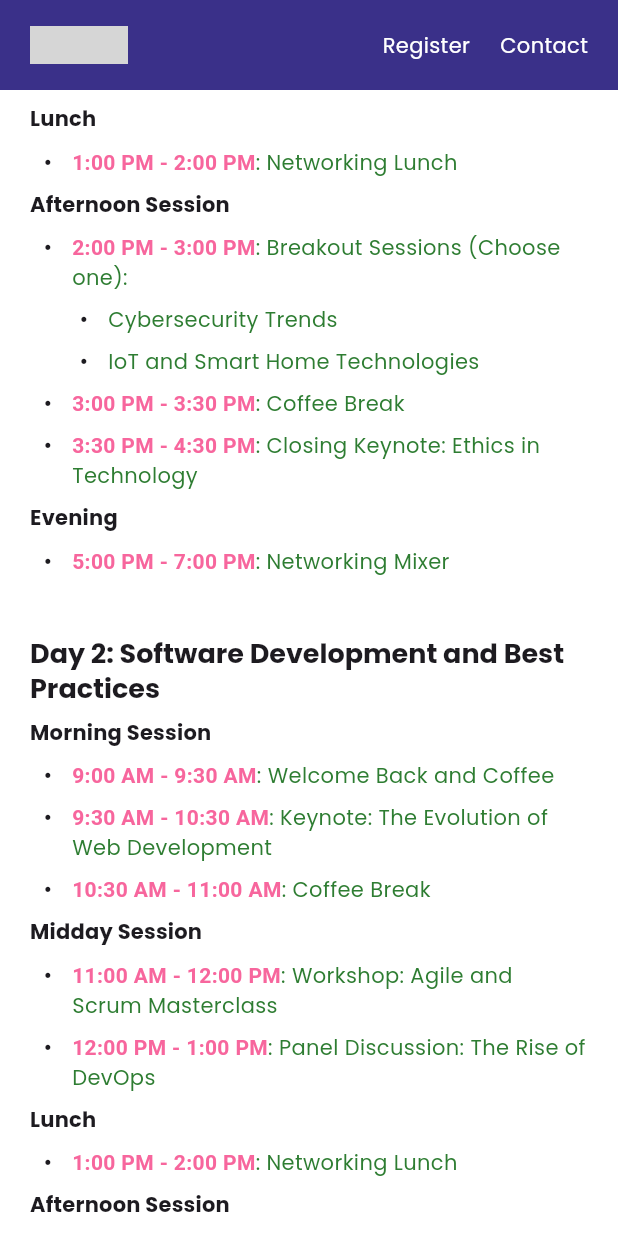
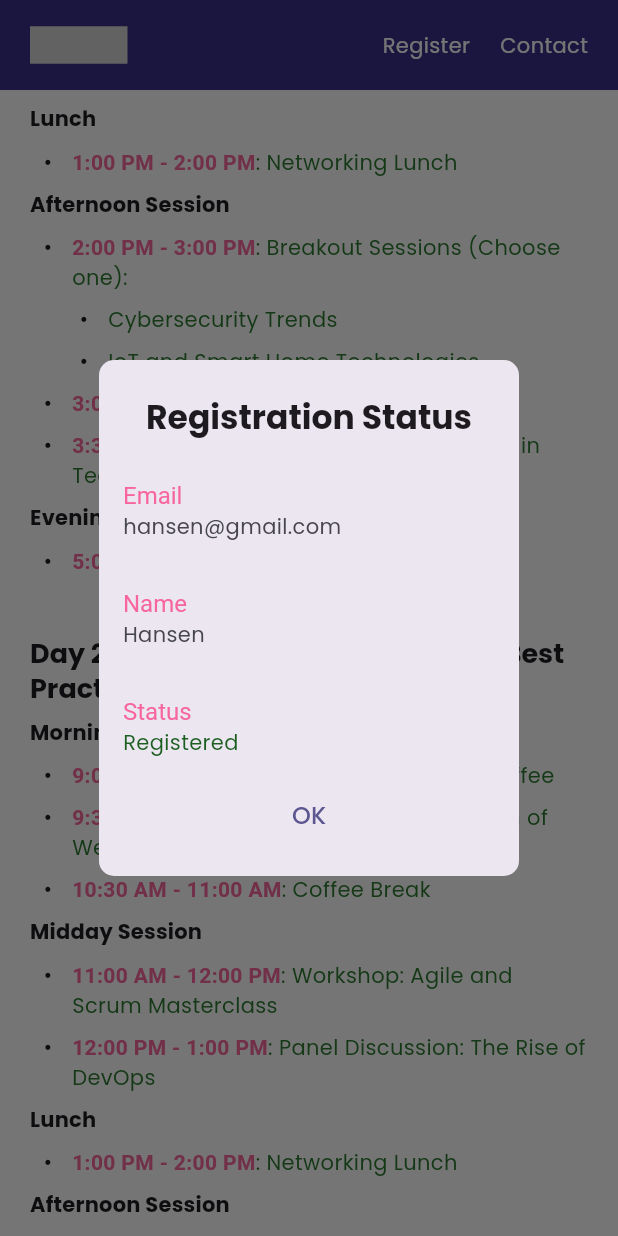
Before and after one commit to Hansen50/code_con_course_fe, a Flutter app: the screen it shows after launch, scrolled down 2304 dp, after a tap on "Contact", on a phone screen of 412 x 824 dp. Run offline on Flutter 3.47's test engine with Material 3 defaults, Android fonts, the phone set to English and light mode, and no system bars; drawn by our look-alikes of flutter_markdown; our stand-ins replace dio, flutter_riverpod, flutter_svg, go_router, google_fonts, material_design_icons_flutter and 1 more; generated files the repository leaves out were written again; grey boxes are pictures that could not be loaded.

Commit message:
Create Registration Status Dialog

```diff
--- a/lib/presentation/widgets/code_con_app_bar.dart
+++ b/lib/presentation/widgets/code_con_app_bar.dart
@@ -1,6 +1,8 @@
+import 'package:code_con_course_fe/domain/entities/reservation.dart';
 import 'package:code_con_course_fe/presentation/constant.dart';
 import 'package:code_con_course_fe/presentation/extensions/build_context_extension.dart';
 import 'package:code_con_course_fe/presentation/providers/router_provider.dart';
+import 'package:code_con_course_fe/presentation/widgets/registration_status_dialog.dart';
 import 'package:flutter/material.dart';
 import 'package:flutter_riverpod/flutter_riverpod.dart';
 import 'package:flutter_svg/flutter_svg.dart';
@@ -46,7 +48,17 @@ class CodeConAppBar extends ConsumerWidget {
                       ),
                       SizedBoxWidth20,
                       InkWell(
-                        onTap: () {},
+                        onTap: () {
+                          context.show(RegistrationStatusDialog(
+                            reservation: Reservation.fromJson({
+                              'Order ID': '123',
+                              'Email': 'hansen@gmail.com',
+                              'Name': 'Hansen',
+                              'Status': 'PAID',
+                              'Payment URL': 'https://www.google.com/?hl=id'
+                            }),
+                          ));
+                        },
                         child: Text(
                           'Contact',
                           style: TextStyle(color: Colors.white),
--- /dev/null
+++ b/lib/presentation/widgets/registration_status_dialog.dart
@@ -0,0 +1,81 @@
+import 'package:code_con_course_fe/domain/entities/reservation.dart';
+import 'package:code_con_course_fe/presentation/constant.dart';
+import 'package:flutter/material.dart';
+import 'package:url_launcher/url_launcher.dart';
+
+class RegistrationStatusDialog extends StatelessWidget {
+  final Reservation reservation;
+
+  const RegistrationStatusDialog({super.key, required this.reservation});
+
+  TextStyle get titleTextStyle => const TextStyle(
+        fontSize: 16,
+        color: secondaryColor,
+      );
+
+  @override
+  Widget build(BuildContext context) {
+    return SimpleDialog(
+      shape: RoundedRectangleBorder(
+        borderRadius: BorderRadius.circular(10),
+      ),
+      title: const Center(
+        child: Text(
+          'Registration Status',
+          style: TextStyle(fontWeight: FontWeight.bold),
+        ),
+      ),
+      children: [
+        ListTile(
+          title: const Text('Email'),
+          titleTextStyle: titleTextStyle,
+          subtitle: Text(reservation.email),
+        ),
+        ListTile(
+          title: const Text('Name'),
+          titleTextStyle: titleTextStyle,
+          subtitle: Text(reservation.name),
+        ),
+        if (reservation.status != 'PAID')
+          ListTile(
+              title: const Text('Link for Payment'),
+              titleTextStyle: titleTextStyle,
+              subtitle: InkWell(
+                onTap: () {
+                  launchUrl(Uri.parse(reservation.paymentUrl));
+                },
+                focusColor: Colors.transparent,
+                hoverColor: Colors.transparent,
+                child: Text(
+                  reservation.paymentUrl,
+                  style: const TextStyle(
+                      color: primaryColor,
+                      decoration: TextDecoration.underline,
+                      decorationColor: primaryColor),
+                ),
+              )),
+        ListTile(
+          title: const Text('Status'),
+          titleTextStyle: titleTextStyle,
+          subtitle: Text(
+            reservation.status == 'PAID' ? 'Registered' : 'Waiting for Payment',
+            style: TextStyle(
+                color: reservation.status == 'PAID'
+                    ? Colors.green[900]
+                    : Colors.red[900]),
+          ),
+        ),
+        Center(
+          child: TextButton(
+              onPressed: () {
+                Navigator.pop(context);
+              },
+              child: const Text(
+                'OK',
+                style: TextStyle(fontSize: 16),
+              )),
+        )
+      ],
+    );
+  }
+}
--- a/pubspec.yaml
+++ b/pubspec.yaml
@@ -18,6 +18,7 @@ dependencies:
   json_annotation: ^4.9.0
   material_design_icons_flutter: ^7.0.7296
   riverpod_annotation: ^2.6.1
+  url_launcher: ^6.3.1
 
 dev_dependencies:
   build_runner: ^2.4.15
```
Also changed, not shown: pubspec.lock, 5 other files.
